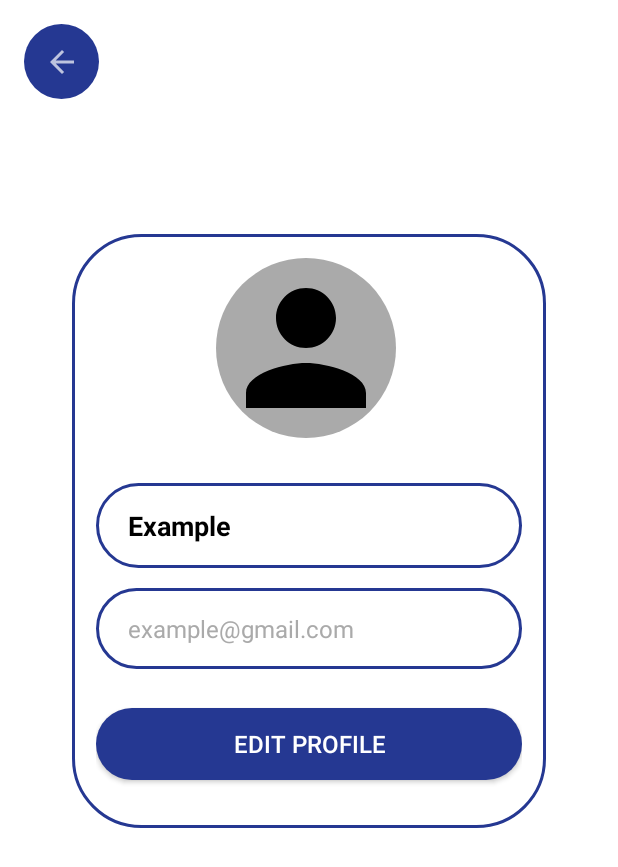
After one commit to giapminh146/online_news_reader, an Android app: the ProfileActivity screen opened directly, with no data from a screen before it, on a phone screen of 412 x 824 dp. The commit adds this screen. Shown: the top 867 px of the screen. Run offline under Robolectric (Android 15) with nearby library versions, the phone set to English and light mode, and no system bars.

Commit message:
edit profile and is done

```diff
--- a/online_news_reader/app/src/main/AndroidManifest.xml
+++ b/online_news_reader/app/src/main/AndroidManifest.xml
@@ -12,6 +12,9 @@
         android:supportsRtl="true"
         android:theme="@style/Theme.AppCompat.NoActionBar"
         tools:targetApi="31">
+        <activity
+            android:name=".ProfileActivity"
+            android:exported="false" />
         <activity
             android:name=".Reading1Activity"
             android:exported="false" />
--- /dev/null
+++ b/online_news_reader/app/src/main/java/vn/edu/usth/onlinenewsreader/ProfileActivity.java
@@ -0,0 +1,44 @@
+package vn.edu.usth.onlinenewsreader;
+
+import android.os.Bundle;
+import android.view.MenuItem;
+
+import androidx.activity.EdgeToEdge;
+import androidx.appcompat.app.ActionBar;
+import androidx.appcompat.app.AppCompatActivity;
+import androidx.appcompat.widget.Toolbar;
+import androidx.core.graphics.Insets;
+import androidx.core.view.ViewCompat;
+import androidx.core.view.WindowInsetsCompat;
+import androidx.fragment.app.FragmentManager;
+
+public class ProfileActivity extends AppCompatActivity {
+
+    @Override
+    protected void onCreate(Bundle savedInstanceState) {
+        super.onCreate(savedInstanceState);
+        setContentView(R.layout.activity_profile);
+
+        //Set up toolbar
+        Toolbar toolbar = findViewById(R.id.backButton);
+        setSupportActionBar(toolbar);
+
+        ActionBar actionBar = getSupportActionBar();
+        if (actionBar != null) {
+            // Delete the title in the bar
+            actionBar.setDisplayShowTitleEnabled(false);
+            // Create the back button and return the page before
+            actionBar.setDisplayHomeAsUpEnabled(true);
+        }
+    }
+    @Override
+    public boolean onOptionsItemSelected(MenuItem item) {
+        // In actionbar, this is default home, not any id. It presents for "back" or "up" button
+        if (item.getItemId() == android.R.id.home) {
+            // Turn back the previous page
+            finish();
+            return true;
+        }
+        return super.onOptionsItemSelected(item);
+    }
+}
--- a/online_news_reader/app/src/main/java/vn/edu/usth/onlinenewsreader/SettingsActivity.java
+++ b/online_news_reader/app/src/main/java/vn/edu/usth/onlinenewsreader/SettingsActivity.java
@@ -63,7 +63,7 @@ public class SettingsActivity extends AppCompatActivity {
         LinearLayout account_setting = findViewById(R.id.account_setting_layout);
 
         account_setting.setOnClickListener(view -> {
-            Intent intent = new Intent(SettingsActivity.this, AccountActivity.class);
+            Intent intent = new Intent(SettingsActivity.this, ProfileActivity.class);
             intent.setFlags(Intent.FLAG_ACTIVITY_REORDER_TO_FRONT);
             startActivity(intent);
         });
--- /dev/null
+++ b/online_news_reader/app/src/main/res/layout/activity_profile.xml
@@ -0,0 +1,103 @@
+<?xml version="1.0" encoding="utf-8"?>
+<LinearLayout
+    xmlns:android="http://schemas.android.com/apk/res/android"
+    android:layout_width="match_parent"
+    android:layout_height="match_parent"
+    android:orientation="vertical"
+    android:background="@android:color/white"
+    android:padding="16dp">
+
+    <include
+        layout="@layout/bar">
+    </include>
+
+    <FrameLayout
+        android:layout_width="match_parent"
+        android:layout_height="wrap_content"
+        android:layout_marginTop="90dp"
+        android:layout_gravity="center_vertical"
+        android:layout_marginStart="32dp"
+        android:layout_marginEnd="32dp"
+        android:background="@drawable/oval_button_grey"
+        android:padding="16dp">
+
+        <!-- Profile Image Section -->
+        <ImageView
+            android:id="@+id/profile_image"
+            android:layout_width="120dp"
+            android:layout_height="120dp"
+            android:src="@drawable/ic_profile"
+            android:layout_marginStart="80dp"
+            android:contentDescription="@string/profile_picture"
+            android:scaleType="centerCrop"
+            android:background="@drawable/circle_profile" />
+
+        <!-- Account Name Container -->
+        <RelativeLayout
+            android:layout_width="match_parent"
+            android:layout_height="wrap_content"
+            android:background="@drawable/oval_button_grey"
+            android:padding="16dp"
+            android:layout_marginTop="150dp">
+
+            <TextView
+                android:id="@+id/boxed_account_name"
+                android:layout_width="match_parent"
+                android:layout_height="wrap_content"
+                android:layout_alignParentStart="true"
+                android:layout_alignParentTop="true"
+                android:layout_marginStart="5dp"
+                android:layout_marginEnd="8dp"
+                android:text="@string/example"
+                android:textColor="@android:color/black"
+                android:textSize="18sp"
+                android:textStyle="bold" />
+        </RelativeLayout>
+
+        <!-- Account Email Container -->
+        <RelativeLayout
+            android:layout_width="match_parent"
+            android:layout_height="wrap_content"
+            android:background="@drawable/oval_button_grey"
+            android:layout_marginTop="220dp"
+            android:padding="16dp">
+
+            <TextView
+                android:id="@+id/boxed_account_email"
+                android:layout_width="wrap_content"
+                android:layout_height="wrap_content"
+                android:layout_marginStart="5dp"
+                android:text="@string/example_gmail_com"
+                android:textColor="@android:color/darker_gray"
+                android:textSize="16sp" />
+
+
+        </RelativeLayout>
+
+        <!--    &lt;!&ndash; Edit Profile Button &ndash;&gt;-->
+            <Button
+                android:id="@+id/edit_profile_button"
+                android:layout_width="match_parent"
+                android:layout_height="wrap_content"
+                android:text="@string/edit_profile"
+                android:textSize="16sp"
+                android:layout_marginTop="300dp"
+                android:background="@drawable/rounded_btn_blue"
+                android:textColor="@android:color/white"
+                android:padding="12dp"
+                android:layout_marginBottom="16dp" />
+
+        <!-- Logout Button -->
+        <!--    <Button-->
+        <!--        android:id="@+id/logout_button"-->
+        <!--        android:layout_width="match_parent"-->
+        <!--        android:layout_height="wrap_content"-->
+        <!--        android:layout_marginBottom="32dp"-->
+        <!--        android:background="@drawable/rounded_btn_red"-->
+        <!--        android:padding="12dp"-->
+        <!--        android:text="@string/logout"-->
+        <!--        android:textColor="@android:color/white"-->
+        <!--        android:textSize="16sp" />-->
+
+    </FrameLayout>
+</LinearLayout>
```
Also changed, not shown: online_news_reader/app/src/main/java/vn/edu/usth/onlinenewsreader/MoreFragment.java (+12 -41 lines), online_news_reader/app/src/main/java/vn/edu/usth/onlinenewsreader/ProfileFragment.java (deleted, +0 -19 lines), online_news_reader/app/src/main/res/layout/activity_settings.xml (+12 -53 lines), online_news_reader/app/src/main/res/layout/fragment_profile.xml (deleted, +0 -90 lines), online_news_reader/app/src/main/res/layout/more_fragment.xml (+9 -9 lines).
